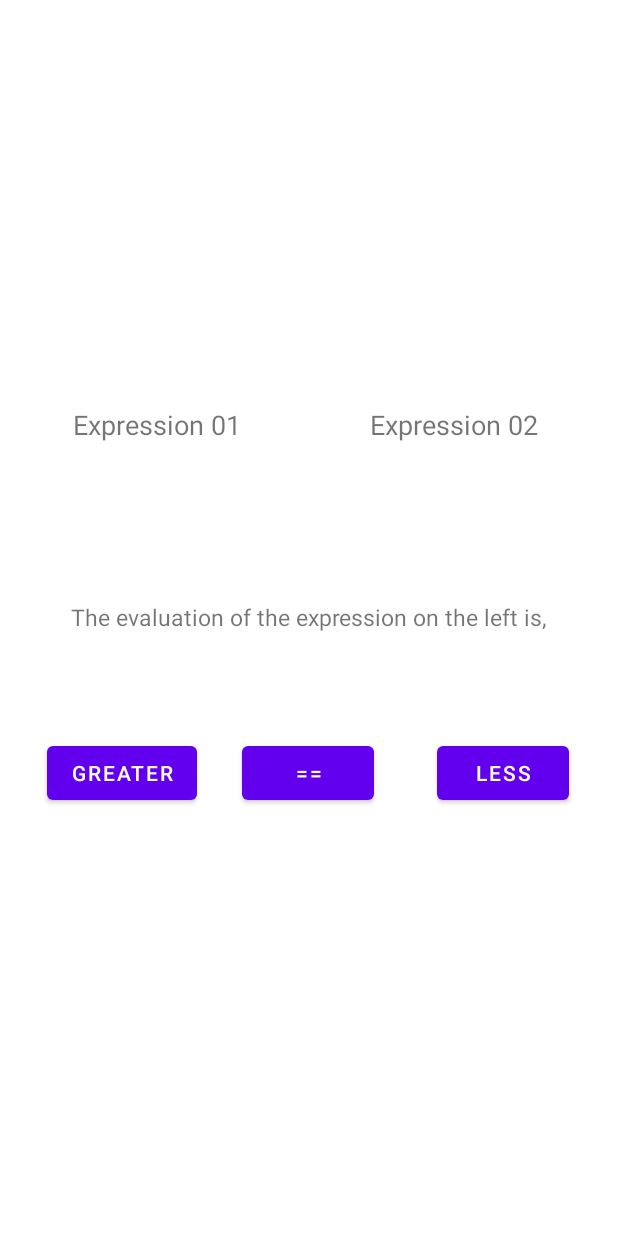
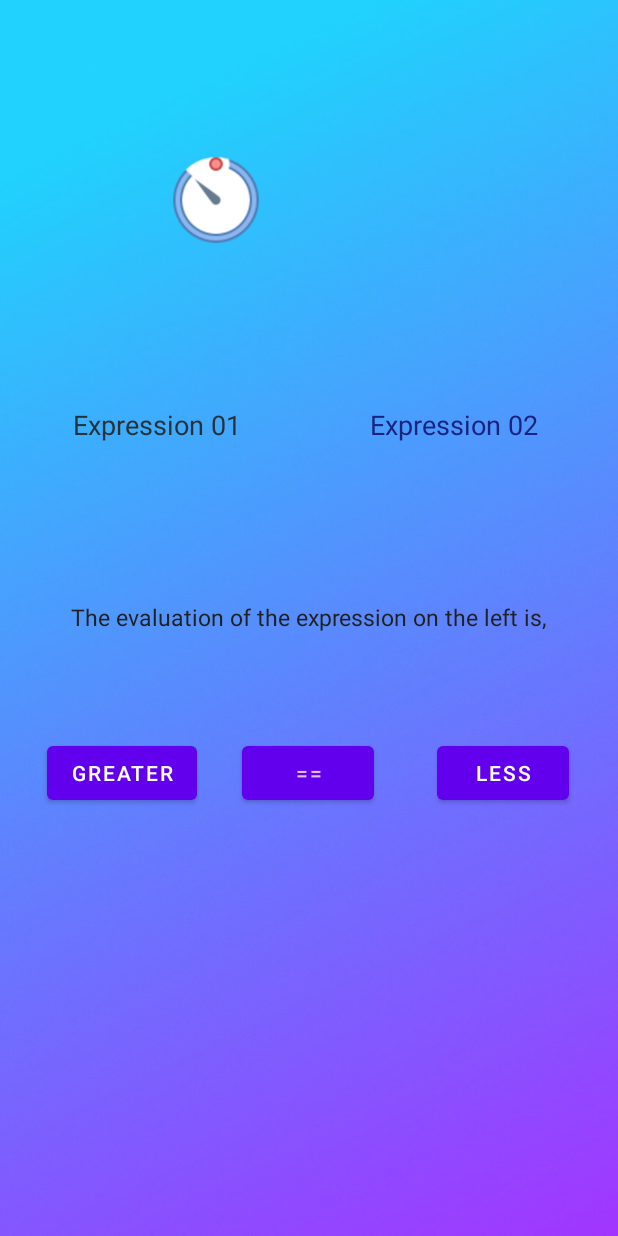
Before and after one commit to Janithabhayarathna/Math-Quiz-App, an Android app: the layout activity_game.xml on its own in the app's theme, with its tools: preview values and no code run, on a phone screen of 412 x 824 dp. Run offline under Robolectric (Android 15) with nearby library versions, the phone set to English and light mode, and no system bars.

Commit message:
UI updates for the game screen.

```diff
--- a/app/src/main/java/com/example/myapplication/Game.kt
+++ b/app/src/main/java/com/example/myapplication/Game.kt
@@ -206,11 +206,17 @@ class Game : AppCompatActivity() {
             override fun onTick(millisUntilFinished: Long) {
 
                 timer.text = counter.toString()
+                timer.setTextColor(Color.BLUE)
+
                 if (counter == 0) {
                     cancel()
                     onFinish()
                 }
-                timer.setTextColor(Color.BLUE)
+
+                if (counter <= 10) {
+                    timer.setTextColor(Color.RED)
+                }
+
                 counter--
             }
             @SuppressLint("SetTextI18n")
--- a/app/src/main/java/com/example/myapplication/MainActivity.kt
+++ b/app/src/main/java/com/example/myapplication/MainActivity.kt
@@ -5,10 +5,7 @@ import android.content.Intent
 import androidx.appcompat.app.AppCompatActivity
 import android.os.Bundle
 import android.view.Gravity
-import android.widget.Button
-import android.widget.ImageView
-import android.widget.PopupWindow
-import android.widget.TextView
+import android.widget.*
 
 class MainActivity : AppCompatActivity() {
 
@@ -49,6 +46,8 @@ class MainActivity : AppCompatActivity() {
                     selected = false
                 }
                 popup.showAtLocation(view, Gravity.CENTER, 0, 0)
+            } else {
+                Toast.makeText(applicationContext, "Already in the about window.", Toast.LENGTH_SHORT).show()
             }
         }
 
--- a/app/src/main/res/layout/activity_game.xml
+++ b/app/src/main/res/layout/activity_game.xml
@@ -4,6 +4,7 @@
     xmlns:tools="http://schemas.android.com/tools"
     android:layout_width="match_parent"
     android:layout_height="match_parent"
+    android:background="@drawable/bg"
     tools:context=".Game">
 
     <TextView
@@ -11,6 +12,7 @@
         android:layout_width="wrap_content"
         android:layout_height="wrap_content"
         android:text="@string/expression_01"
+        android:textColor="#263238"
         android:textSize="18sp"
         app:layout_constraintBottom_toBottomOf="parent"
         app:layout_constraintEnd_toEndOf="parent"
@@ -24,6 +26,7 @@
         android:layout_width="wrap_content"
         android:layout_height="wrap_content"
         android:text="@string/expression_02"
+        android:textColor="#1A237E"
         android:textSize="18sp"
         app:layout_constraintBottom_toBottomOf="parent"
         app:layout_constraintEnd_toEndOf="parent"
@@ -49,6 +52,7 @@
         android:layout_width="wrap_content"
         android:layout_height="wrap_content"
         android:text="@string/equal"
+        android:textColor="#E1BEE7"
         app:layout_constraintBottom_toBottomOf="parent"
         app:layout_constraintEnd_toEndOf="parent"
         app:layout_constraintHorizontal_bias="0.498"
@@ -73,6 +77,7 @@
         android:layout_width="wrap_content"
         android:layout_height="wrap_content"
         android:text="@string/the_evaluation_of_the_expression_on_the_left_is"
+        android:textColor="#212121"
         android:textSize="15sp"
         app:layout_constraintBottom_toBottomOf="parent"
         app:layout_constraintEnd_toEndOf="parent"
@@ -94,14 +99,27 @@
 
     <TextView
         android:id="@+id/timer"
-        android:layout_width="wrap_content"
-        android:layout_height="wrap_content"
+        android:layout_width="100dp"
+        android:layout_height="60dp"
         android:textSize="35sp"
         app:layout_constraintBottom_toBottomOf="parent"
         app:layout_constraintEnd_toEndOf="parent"
-        app:layout_constraintHorizontal_bias="0.498"
+        app:layout_constraintHorizontal_bias="0.585"
         app:layout_constraintStart_toStartOf="parent"
         app:layout_constraintTop_toTopOf="parent"
         app:layout_constraintVertical_bias="0.135" />
 
+    <ImageView
+        android:id="@+id/timerImage"
+        android:layout_width="60dp"
+        android:layout_height="60dp"
+        app:layout_constraintBottom_toBottomOf="parent"
+        app:layout_constraintEnd_toEndOf="parent"
+        app:layout_constraintHorizontal_bias="0.324"
+        app:layout_constraintStart_toStartOf="parent"
+        app:layout_constraintTop_toTopOf="parent"
+        app:layout_constraintVertical_bias="0.135"
+        tools:srcCompat="@drawable/timer"
+        android:contentDescription="@string/todo" />
+
 </androidx.constraintlayout.widget.ConstraintLayout>
--- a/app/src/main/res/layout/popup.xml
+++ b/app/src/main/res/layout/popup.xml
@@ -26,9 +26,9 @@
         android:visibility="visible"
         app:layout_constraintBottom_toBottomOf="parent"
         app:layout_constraintEnd_toEndOf="parent"
-        app:layout_constraintHorizontal_bias="0.497"
+        app:layout_constraintHorizontal_bias="0.498"
         app:layout_constraintStart_toStartOf="parent"
         app:layout_constraintTop_toTopOf="parent"
-        app:layout_constraintVertical_bias="0.218"
+        app:layout_constraintVertical_bias="0.27"
         tools:srcCompat="@drawable/dp" />
 </androidx.constraintlayout.widget.ConstraintLayout>
--- a/app/src/main/res/values/strings.xml
+++ b/app/src/main/res/values/strings.xml
@@ -1,5 +1,5 @@
 <resources>
-    <string name="app_name">My Application</string>
+    <string name="app_name">Math πrates</string>
     <string name="greater">Greater</string>
     <string name="equal">==</string>
     <string name="less">LESS</string>
@@ -14,4 +14,5 @@
     <string name="wrong">wrong</string>
     <string name="logo">Logo</string>
     <string name="creatordp">creatorDP</string>
+    <string name="todo">TODO</string>
 </resources>
```
Also changed, not shown: app/src/main/res/drawable-v24/c.gif (added), app/src/main/res/drawable-v24/timer.png (added).
